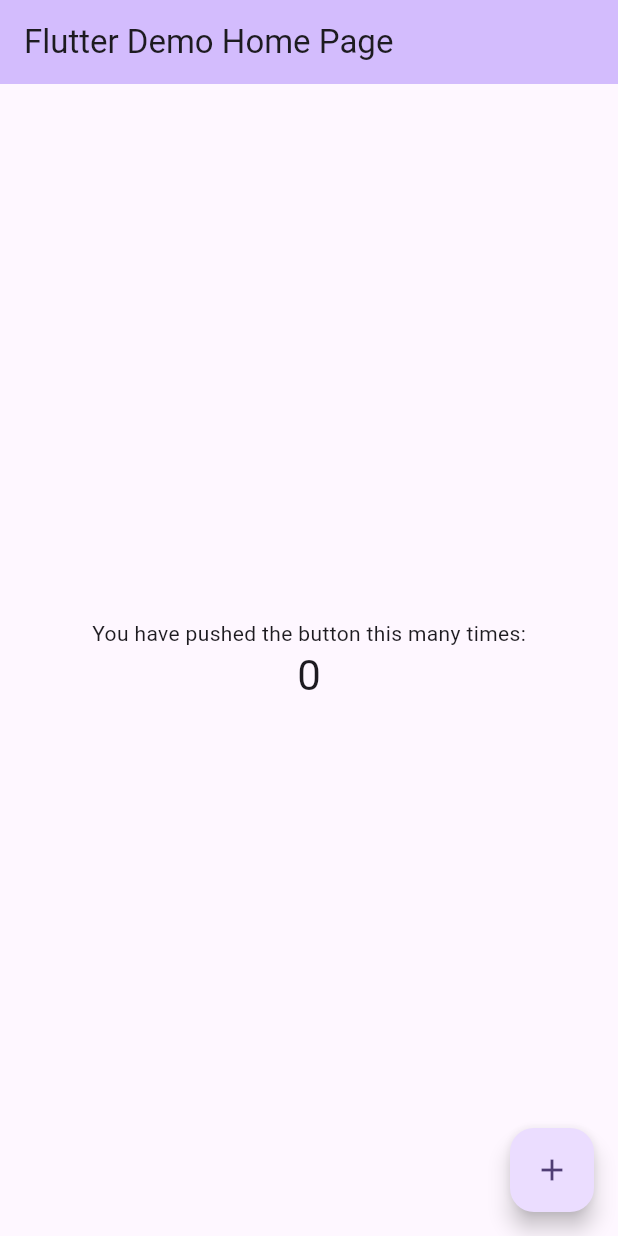
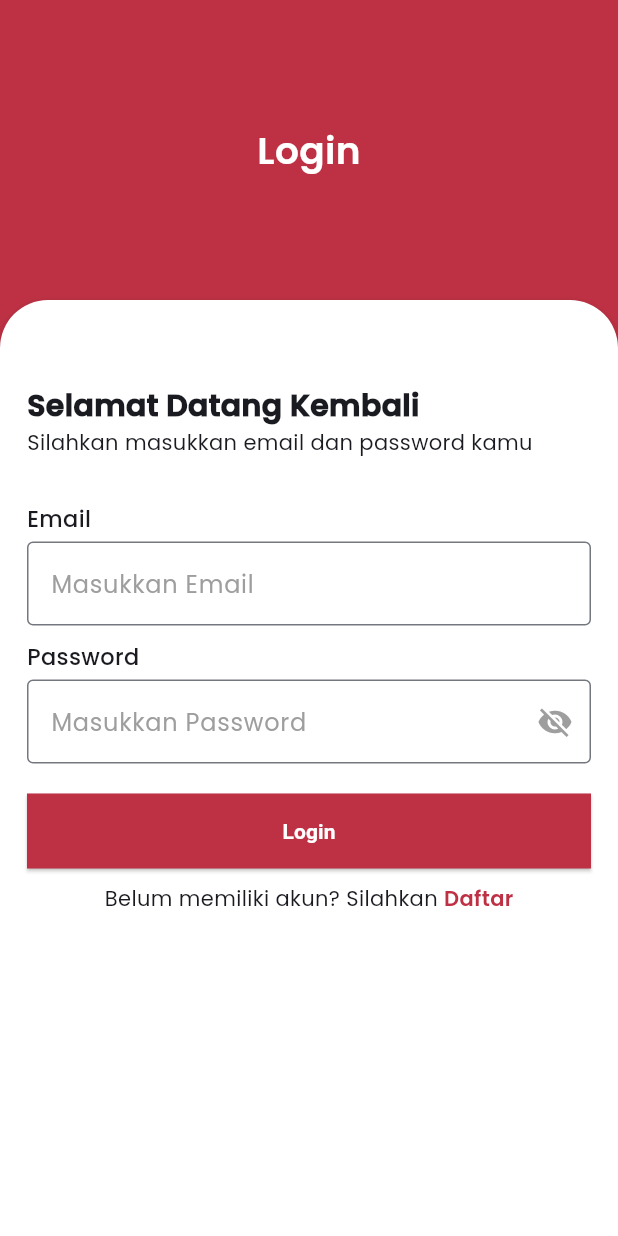
Before and after one commit to adella-kitchen/adella-mobile, a Flutter app: the screen it shows after launch, on a phone screen of 412 x 824 dp. Run offline on Flutter 3.47's test engine with Material 3 defaults, Android fonts, the phone set to English and light mode, and no system bars.

Commit message:
create view login and component
Ini masih view masih belum untuk database nya

```diff
--- /dev/null
+++ b/lib/components/login_component.dart
@@ -0,0 +1,182 @@
+import 'package:flutter/material.dart';
+
+import '../theme/myColors.dart';
+
+class FormLogin extends StatefulWidget {
+  const FormLogin({Key? key}) : super(key: key);
+
+  @override
+  _FormLoginState createState() => _FormLoginState();
+}
+
+class _FormLoginState extends State<FormLogin> {
+  final formKey = GlobalKey<FormState>();
+
+  bool _obscureText = true;
+
+  @override
+  Widget build(BuildContext context) {
+    return Form(
+      key: formKey,
+      child: Column(
+        crossAxisAlignment: CrossAxisAlignment.start,
+        children: [
+          Container(
+            margin: const EdgeInsets.only(bottom: 5),
+            child: const Text(
+              'Email',
+              style: TextStyle(fontSize: 15, fontWeight: FontWeight.w500),
+            ),
+          ),
+          TextFormField(
+            decoration: const InputDecoration(
+              hintText: 'Masukkan Email',
+              hintStyle: TextStyle(color: Colors.grey),
+              border: OutlineInputBorder(),
+              focusedBorder: OutlineInputBorder(
+                borderSide: BorderSide(color: Colors.black),
+              ),
+            ),
+            cursorColor: Colors.black,
+            validator: (value) {
+              if (value!.trim().isEmpty) {
+                return 'Email required';
+              } else if (!RegExp(r'^[\w-\.]+@([\w-]+\.)+[\w-]{2,4}$')
+                  .hasMatch(value)) {
+                return 'Please enter a valid email';
+              }
+              return null;
+            },
+            keyboardType: TextInputType.emailAddress,
+          ),
+          const SizedBox(
+            height: 10,
+          ),
+          Container(
+            margin: const EdgeInsets.only(bottom: 5),
+            child: const Text(
+              'Password',
+              style: TextStyle(fontSize: 15, fontWeight: FontWeight.w500),
+            ),
+          ),
+          TextFormField(
+            obscureText: _obscureText,
+            decoration: InputDecoration(
+              hintText: 'Masukkan Password',
+              hintStyle: const TextStyle(color: Colors.grey),
+              border: const OutlineInputBorder(),
+              focusedBorder: const OutlineInputBorder(
+                borderSide: BorderSide(color: Colors.black),
+              ),
+              suffixIcon: IconButton(
+                onPressed: () {
+                  setState(() {
+                    _obscureText = !_obscureText;
+                  });
+                },
+                icon: Icon(
+                  _obscureText ? Icons.visibility_off : Icons.visibility,
+                  color: Colors.grey,
+                ),
+              ),
+            ),
+            cursorColor: Colors.black,
+            validator: (value) {
+              if (value!.trim().isEmpty) {
+                return 'Password required';
+              }
+              if (value.length < 8) {
+                return 'Password needs to be at least 8 characters';
+              }
+              return null;
+            },
+          ),
+          Container(
+            margin: const EdgeInsets.only(top: 20),
+            child: SizedBox(
+              height: 50,
+              child: ElevatedButton(
+                style: ButtonStyle(
+                  shape: MaterialStateProperty.all(
+                    RoundedRectangleBorder(
+                      borderRadius: BorderRadius.circular(0),
+                    ),
+                  ),
+                  minimumSize: MaterialStateProperty.all(
+                    const Size(double.infinity, 50),
+                  ),
+                  backgroundColor: MaterialStateProperty.all(
+                    myColors().primaryColor,
+                  ),
+                ),
+                onPressed: () {
+                  if (formKey.currentState!.validate()) {
+                    print('The Form is valid');
+                  }
+                },
+                child: const Text(
+                  'Login',
+                  style: TextStyle(
+                    color: Colors.white,
+                    fontWeight: FontWeight.w600,
+                  ),
+                ),
+              ),
+            ),
+          ),
+        ],
+      ),
+    );
+  }
+}
+
+class header extends StatelessWidget {
+  const header({super.key});
+
+  @override
+  Widget build(BuildContext context) {
+    return Center(
+      child: Column(
+        children: [
+          Container(
+            height: 200,
+            color: myColors().primaryColor,
+            child: const Center(
+              child: Text(
+                'Login',
+                style: TextStyle(
+                    color: Colors.white,
+                    fontWeight: FontWeight.w700,
+                    fontSize: 25),
+              ),
+            ),
+          ),
+        ],
+      ),
+    );
+  }
+}
+
+class footer extends StatelessWidget {
+  const footer({super.key});
+
+  @override
+  Widget build(BuildContext context) {
+    return Row(
+      mainAxisAlignment: MainAxisAlignment.center,
+      children: [
+        const Text('Belum memiliki akun? Silahkan '),
+        GestureDetector(
+          onTap: () {
+            print('Text daftar di klik');
+          },
+          child: Text(
+            'Daftar',
+            style: TextStyle(
+                color: myColors().primaryColor, fontWeight: FontWeight.bold),
+          ),
+        )
+      ],
+    );
+  }
+}
--- a/lib/main.dart
+++ b/lib/main.dart
@@ -1,125 +1,21 @@
+import 'package:adella_kitchen/view/login.dart';
 import 'package:flutter/material.dart';
+import 'package:adella_kitchen/theme/app_theme.dart';
 
 void main() {
   runApp(const MyApp());
 }
 
 class MyApp extends StatelessWidget {
-  const MyApp({super.key});
+  const MyApp({Key? key}) : super(key: key);
 
-  // This widget is the root of your application.
   @override
   Widget build(BuildContext context) {
     return MaterialApp(
-      title: 'Flutter Demo',
-      theme: ThemeData(
-        // This is the theme of your application.
-        //
-        // TRY THIS: Try running your application with "flutter run". You'll see
-        // the application has a purple toolbar. Then, without quitting the app,
-        // try changing the seedColor in the colorScheme below to Colors.green
-        // and then invoke "hot reload" (save your changes or press the "hot
-        // reload" button in a Flutter-supported IDE, or press "r" if you used
-        // the command line to start the app).
-        //
-        // Notice that the counter didn't reset back to zero; the application
-        // state is not lost during the reload. To reset the state, use hot
-        // restart instead.
-        //
-        // This works for code too, not just values: Most code changes can be
-        // tested with just a hot reload.
-        colorScheme: ColorScheme.fromSeed(seedColor: Colors.deepPurple),
-        useMaterial3: true,
-      ),
-      home: const MyHomePage(title: 'Flutter Demo Home Page'),
+      debugShowCheckedModeBanner: false,
+      title: 'Adella Kitchen',
+      theme: AppTheme.getAppTheme(),
+      home: const Login(),
     );
   }
 }
-
-class MyHomePage extends StatefulWidget {
-  const MyHomePage({super.key, required this.title});
-
-  // This widget is the home page of your application. It is stateful, meaning
-  // that it has a State object (defined below) that contains fields that affect
-  // how it looks.
-
-  // This class is the configuration for the state. It holds the values (in this
-  // case the title) provided by the parent (in this case the App widget) and
-  // used by the build method of the State. Fields in a Widget subclass are
-  // always marked "final".
-
-  final String title;
-
-  @override
-  State<MyHomePage> createState() => _MyHomePageState();
-}
-
-class _MyHomePageState extends State<MyHomePage> {
-  int _counter = 0;
-
-  void _incrementCounter() {
-    setState(() {
-      // This call to setState tells the Flutter framework that something has
-      // changed in this State, which causes it to rerun the build method below
-      // so that the display can reflect the updated values. If we changed
-      // _counter without calling setState(), then the build method would not be
-      // called again, and so nothing would appear to happen.
-      _counter++;
-    });
-  }
-
-  @override
-  Widget build(BuildContext context) {
-    // This method is rerun every time setState is called, for instance as done
-    // by the _incrementCounter method above.
-    //
-    // The Flutter framework has been optimized to make rerunning build methods
-    // fast, so that you can just rebuild anything that needs updating rather
-    // than having to individually change instances of widgets.
-    return Scaffold(
-      appBar: AppBar(
-        // TRY THIS: Try changing the color here to a specific color (to
-        // Colors.amber, perhaps?) and trigger a hot reload to see the AppBar
-        // change color while the other colors stay the same.
-        backgroundColor: Theme.of(context).colorScheme.inversePrimary,
-        // Here we take the value from the MyHomePage object that was created by
-        // the App.build method, and use it to set our appbar title.
-        title: Text(widget.title),
-      ),
-      body: Center(
-        // Center is a layout widget. It takes a single child and positions it
-        // in the middle of the parent.
-        child: Column(
-          // Column is also a layout widget. It takes a list of children and
-          // arranges them vertically. By default, it sizes itself to fit its
-          // children horizontally, and tries to be as tall as its parent.
-          //
-          // Column has various properties to control how it sizes itself and
-          // how it positions its children. Here we use mainAxisAlignment to
-          // center the children vertically; the main axis here is the vertical
-          // axis because Columns are vertical (the cross axis would be
-          // horizontal).
-          //
-          // TRY THIS: Invoke "debug painting" (choose the "Toggle Debug Paint"
-          // action in the IDE, or press "p" in the console), to see the
-          // wireframe for each widget.
-          mainAxisAlignment: MainAxisAlignment.center,
-          children: <Widget>[
-            const Text(
-              'You have pushed the button this many times:',
-            ),
-            Text(
-              '$_counter',
-              style: Theme.of(context).textTheme.headlineMedium,
-            ),
-          ],
-        ),
-      ),
-      floatingActionButton: FloatingActionButton(
-        onPressed: _incrementCounter,
-        tooltip: 'Increment',
-        child: const Icon(Icons.add),
-      ), // This trailing comma makes auto-formatting nicer for build methods.
-    );
-  }
-}
--- /dev/null
+++ b/lib/view/login.dart
@@ -0,0 +1,87 @@
+import 'package:adella_kitchen/components/login_component.dart';
+import 'package:adella_kitchen/theme/myColors.dart';
+import 'package:flutter/material.dart';
+
+class Login extends StatefulWidget {
+  const Login({super.key});
+
+  @override
+  State<Login> createState() => _LoginState();
+}
+
+class _LoginState extends State<Login> {
+  @override
+  Widget build(BuildContext context) {
+    return Scaffold(
+      backgroundColor: myColors().primaryColor,
+      body: const Column(
+        children: [
+          header(),
+          Expanded(
+            child: cardContainer(),
+          ),
+        ],
+      ),
+    );
+  }
+}
+
+class cardContainer extends StatelessWidget {
+  const cardContainer({super.key});
+
+  @override
+  Widget build(BuildContext context) {
+    return Card(
+      margin: EdgeInsets.zero,
+      elevation: 4,
+      shape: const RoundedRectangleBorder(
+          borderRadius: BorderRadius.only(
+        topLeft: Radius.circular(32),
+        topRight: Radius.circular(32),
+      )),
+      color: Colors.white,
+      child: Padding(
+        padding: const EdgeInsets.symmetric(horizontal: 18, vertical: 16),
+        child: SingleChildScrollView(
+          child: Column(
+            crossAxisAlignment: CrossAxisAlignment.start,
+            children: [
+              Container(
+                margin: const EdgeInsets.only(top: 40),
+                child: const Text(
+                  'Selamat Datang Kembali',
+                  style: TextStyle(fontWeight: FontWeight.w900, fontSize: 20),
+                ),
+              ),
+              const mainContent(),
+            ],
+          ),
+        ),
+      ),
+    );
+  }
+}
+
+class mainContent extends StatelessWidget {
+  const mainContent({super.key});
+  @override
+  Widget build(BuildContext context) {
+    return Container(
+      child: Column(
+        crossAxisAlignment: CrossAxisAlignment.start,
+        children: [
+          Container(
+            margin: const EdgeInsets.only(bottom: 30),
+            child: const Text(
+              'Silahkan masukkan email dan password kamu',
+              style: TextStyle(fontSize: 14),
+            ),
+          ),
+          const FormLogin(),
+          Container(
+              margin: const EdgeInsets.only(top: 10), child: const footer())
+        ],
+      ),
+    );
+  }
+}
```
